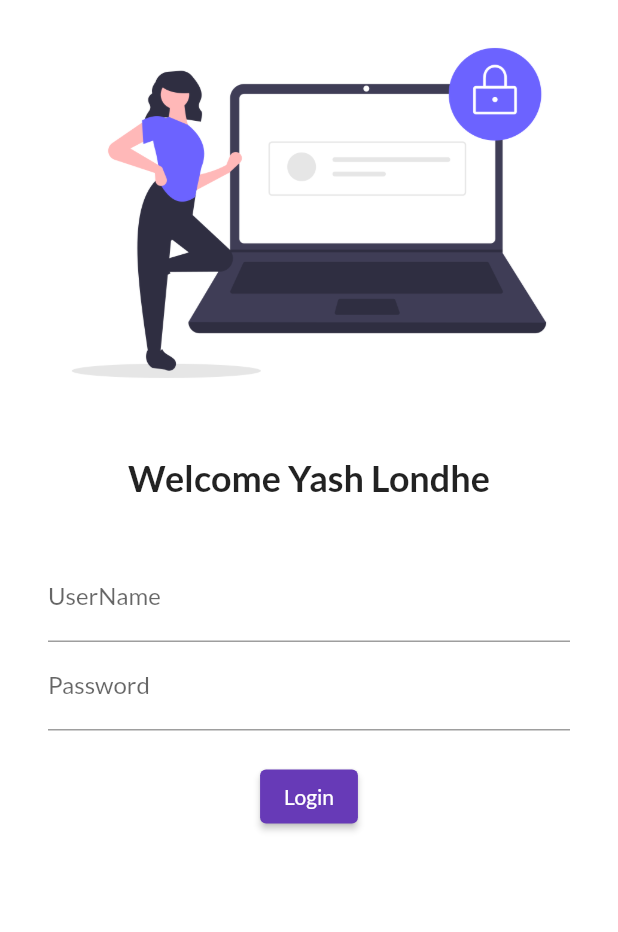
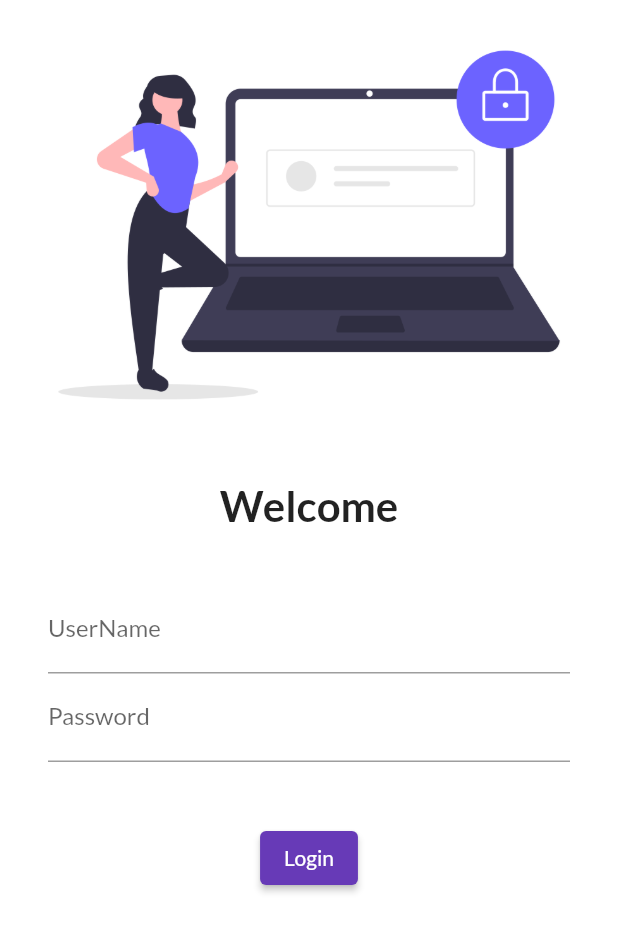
Before and after one commit to yashlondhe90960/30DaysOfFlutter, a Flutter app: the screen it shows after launch, on a phone screen of 412 x 824 dp. Shown: the top 932 px of the screen. Run offline on Flutter 3.47's test engine with Material 2 defaults, Android fonts, the phone set to English and light mode, and no system bars; our stand-ins replace google_fonts.

Commit message:
Day5 Completed!

```diff
--- a/lib/main.dart
+++ b/lib/main.dart
@@ -1,7 +1,9 @@
 import 'package:codepur_flutter_catalog/pages/home_page.dart';
 import 'package:codepur_flutter_catalog/pages/login_page.dart';
+import 'package:codepur_flutter_catalog/utils/routes.dart';
 import 'package:flutter/material.dart';
 import 'package:google_fonts/google_fonts.dart';
+import 'pages/home_page.dart';
 
 void main() {
   runApp(const MyApp());
@@ -25,7 +27,8 @@ class MyApp extends StatelessWidget {
       initialRoute: "/login",
       routes: {
         "/": (context) => const HomePage(),
-        "/login": (context) => const LoginPage(),
+        MyRoutes.homeRoute: (context) => HomePage(),
+        MyRoutes.loginRoute: (context) => LoginPage(),
       },
     );
   }
--- a/lib/pages/login_page.dart
+++ b/lib/pages/login_page.dart
@@ -1,4 +1,6 @@
 import 'package:flutter/material.dart';
+
+import '../utils/routes.dart';
 
 class LoginPage extends StatelessWidget {
   const LoginPage({super.key});
@@ -8,14 +10,19 @@ class LoginPage extends StatelessWidget {
     return Material(
       color: Colors.white,
       // ignore: unnecessary_const
+      child: SingleChildScrollView(
         child: Column(
           children: [
-          Image.asset("assets/images/login_image.png", fit: BoxFit.cover),
+            Image.asset(
+              "assets/images/login_image.png",
+              fit: BoxFit.cover,
+              height: 300,
+            ),
             const SizedBox(height: 20.0),
             const Text(
-            "Welcome Yash Londhe",
+              "Welcome",
               style: TextStyle(
-              fontSize: 24,
+                fontSize: 28,
                 fontWeight: FontWeight.bold,
               ),
             ),
@@ -28,23 +35,23 @@ class LoginPage extends StatelessWidget {
               child: Column(
                 children: [
                   TextFormField(
-                  decoration: InputDecoration(
+                    decoration: const InputDecoration(
                         hintText: "Enter username", labelText: "UserName"),
                   ),
                   TextFormField(
                     obscureText: true,
-                  decoration: InputDecoration(
+                    decoration: const InputDecoration(
                         hintText: "Enter password", labelText: "Password"),
                   ),
                   const SizedBox(
-                  height: 20.0,
+                    height: 40.0,
                   ),
                   ElevatedButton(
                     child: Text("Login"),
                     // ignore: prefer_const_constructors
-                  style: TextButton.styleFrom(),
+                    style: TextButton.styleFrom(maximumSize: Size(150.0, 40.0)),
                     onPressed: () {
-                    print("Hi LoneWolf");
+                      Navigator.pushNamed(context, MyRoutes.homeRoute);
                     },
                   )
                 ],
@@ -52,6 +59,7 @@ class LoginPage extends StatelessWidget {
             )
           ],
         ),
+      ),
     );
   }
 }
--- /dev/null
+++ b/lib/utils/routes.dart
@@ -0,0 +1,4 @@
+class MyRoutes {
+  static String loginRoute = "/login";
+  static String homeRoute = "/home";
+}
```
Lines whose indentation alone changed are shown as unchanged.
